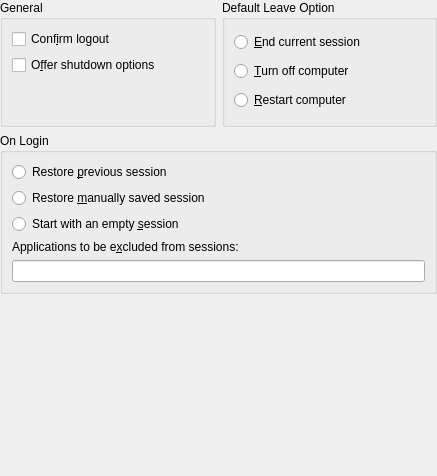
First picture: the form in ksmserver/kcm/smserverconfigdlg.ui, repository mgottschlag/kwin-tiling, before the edit.
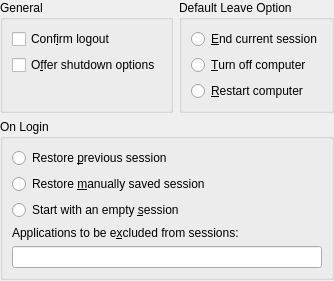
Second picture: the form after the edit. Custom widgets are drawn as their Qt base class.

```diff
--- a/ksmserver/kcm/smserverconfigdlg.ui
+++ b/ksmserver/kcm/smserverconfigdlg.ui
@@ -1,19 +1,8 @@
 <ui version="4.0" >
  <class>SMServerConfigDlg</class>
- <widget class="QWidget" name="SMServerConfigDlg" >
-  <property name="geometry" >
-   <rect>
-    <x>0</x>
-    <y>0</y>
-    <width>437</width>
-    <height>476</height>
-   </rect>
-  </property>
-  <property name="windowTitle" >
-   <string>Session Manager</string>
-  </property>
-  <layout class="QVBoxLayout" >
-   <property name="leftMargin" >
+ <widget class="QWidget" name="SMServerConfigDlg">
+  <layout class="QVBoxLayout" stretch="0,0,1">
+   <property name="margin">
     <number>0</number>
    </property>
    <property name="topMargin" >
@@ -25,22 +14,14 @@
    <item>
     <layout class="QHBoxLayout" name="horizontalLayout_2" >
      <item>
-      <widget class="QGroupBox" name="topBox" >
-       <property name="sizePolicy" >
-        <sizepolicy vsizetype="Fixed" hsizetype="Preferred" >
-         <horstretch>0</horstretch>
-         <verstretch>0</verstretch>
-        </sizepolicy>
-       </property>
-       <property name="title" >
+      <widget class="QGroupBox" name="topBox">
+       <property name="title">
         <string>General</string>
        </property>
-       <layout class="QVBoxLayout" >
+       <layout class="QVBoxLayout" name="verticalLayout_2">
         <item>
-         <layout class="QVBoxLayout" name="verticalLayout_2" >
-          <item>
-           <widget class="QCheckBox" name="confirmLogoutCheck" >
-            <property name="whatsThis" >
+         <widget class="QCheckBox" name="confirmLogoutCheck">
+          <property name="whatsThis">
              <string>Check this option if you want the session manager to display a logout confirmation dialog box.</string>
             </property>
             <property name="text" >
@@ -55,17 +36,15 @@
             </property>
            </widget>
           </item>
-         </layout>
-        </item>
         <item>
-         <spacer name="verticalSpacer" >
-          <property name="orientation" >
+         <spacer name="verticalSpacer">
+          <property name="orientation">
            <enum>Qt::Vertical</enum>
           </property>
-          <property name="sizeHint" stdset="0" >
+          <property name="sizeHint" stdset="0">
            <size>
             <width>20</width>
-            <height>40</height>
+            <height>0</height>
            </size>
           </property>
          </spacer>
@@ -81,24 +60,24 @@
        <property name="title" >
         <string>Default Leave Option</string>
        </property>
-       <layout class="QVBoxLayout" >
+       <layout class="QVBoxLayout">
         <item>
-         <widget class="QRadioButton" name="logoutRadio" >
-          <property name="text" >
+         <widget class="QRadioButton" name="logoutRadio">
+          <property name="text">
            <string>&amp;End current session</string>
           </property>
          </widget>
         </item>
         <item>
-         <widget class="QRadioButton" name="haltRadio" >
-          <property name="text" >
+         <widget class="QRadioButton" name="haltRadio">
+          <property name="text">
            <string>&amp;Turn off computer</string>
           </property>
          </widget>
         </item>
         <item>
-         <widget class="QRadioButton" name="rebootRadio" >
-          <property name="text" >
+         <widget class="QRadioButton" name="rebootRadio">
+          <property name="text">
            <string>&amp;Restart computer</string>
           </property>
          </widget>
@@ -122,12 +101,10 @@
        <property name="title" >
         <string>On Login</string>
        </property>
-       <layout class="QVBoxLayout" >
+       <layout class="QVBoxLayout" name="verticalLayout">
         <item>
-         <layout class="QVBoxLayout" name="verticalLayout" >
-          <item>
-           <widget class="QRadioButton" name="previousSessionRadio" >
-            <property name="text" >
+         <widget class="QRadioButton" name="previousSessionRadio">
+          <property name="text">
              <string>Restore &amp;previous session</string>
             </property>
            </widget>
@@ -167,24 +144,16 @@
            </widget>
           </item>
          </layout>
-        </item>
-       </layout>
       </widget>
      </item>
     </layout>
    </item>
    <item>
     <spacer>
-     <property name="orientation" >
-      <enum>Qt::Vertical</enum>
-     </property>
-     <property name="sizeType" >
-      <enum>QSizePolicy::Expanding</enum>
-     </property>
-     <property name="sizeHint" stdset="0" >
+     <property name="sizeHint" stdset="0">
       <size>
        <width>20</width>
-       <height>5</height>
+       <height>1</height>
       </size>
      </property>
     </spacer>
```
Left out of the diff: 68 changed lines with no effect on the pictures. Lines whose indentation alone changed are shown as unchanged.
